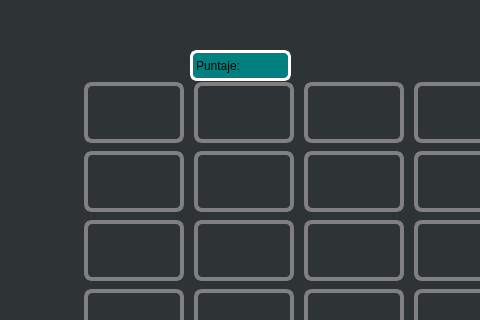
First picture: the form in JuegoMemoria/game.ui, repository LudwinRamosBriceno/Juego-de-Memoria, before the edit; both pictures show x 0 to 480 and y 0 to 320 of the 800 by 500 pixel window.
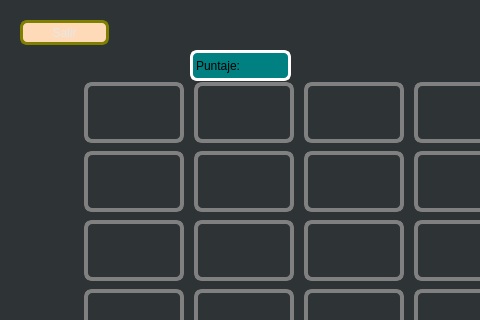
Second picture: the form after the edit. The open tabs and pages were chosen to show the change. Icons and pictures are not drawn.

Diff of the .ui file:
```diff
--- a/JuegoMemoria/game.ui
+++ b/JuegoMemoria/game.ui
@@ -1157,6 +1157,169 @@
        <set>Qt::AlignCenter</set>
       </property>
      </widget>
+     <widget class="QPushButton" name="buttonSalir">
+      <property name="geometry">
+       <rect>
+        <x>20</x>
+        <y>20</y>
+        <width>89</width>
+        <height>25</height>
+       </rect>
+      </property>
+      <property name="palette">
+       <palette>
+        <active>
+         <colorrole role="Button">
+          <brush brushstyle="SolidPattern">
+           <color alpha="255">
+            <red>255</red>
+            <green>218</green>
+            <blue>185</blue>
+           </color>
+          </brush>
+         </colorrole>
+         <colorrole role="Text">
+          <brush brushstyle="SolidPattern">
+           <color alpha="255">
+            <red>0</red>
+            <green>0</green>
+            <blue>0</blue>
+           </color>
+          </brush>
+         </colorrole>
+         <colorrole role="ButtonText">
+          <brush brushstyle="SolidPattern">
+           <color alpha="255">
+            <red>0</red>
+            <green>0</green>
+            <blue>0</blue>
+           </color>
+          </brush>
+         </colorrole>
+         <colorrole role="Base">
+          <brush brushstyle="SolidPattern">
+           <color alpha="255">
+            <red>255</red>
+            <green>218</green>
+            <blue>185</blue>
+           </color>
+          </brush>
+         </colorrole>
+         <colorrole role="Window">
+          <brush brushstyle="SolidPattern">
+           <color alpha="255">
+            <red>255</red>
+            <green>218</green>
+            <blue>185</blue>
+           </color>
+          </brush>
+         </colorrole>
+        </active>
+        <inactive>
+         <colorrole role="Button">
+          <brush brushstyle="SolidPattern">
+           <color alpha="255">
+            <red>35</red>
+            <green>35</green>
+            <blue>35</blue>
+           </color>
+          </brush>
+         </colorrole>
+         <colorrole role="Text">
+          <brush brushstyle="SolidPattern">
+           <color alpha="255">
+            <red>231</red>
+            <green>231</green>
+            <blue>231</blue>
+           </color>
+          </brush>
+         </colorrole>
+         <colorrole role="ButtonText">
+          <brush brushstyle="SolidPattern">
+           <color alpha="255">
+            <red>231</red>
+            <green>231</green>
+            <blue>231</blue>
+           </color>
+          </brush>
+         </colorrole>
+         <colorrole role="Base">
+          <brush brushstyle="SolidPattern">
+           <color alpha="255">
+            <red>51</red>
+            <green>51</green>
+            <blue>51</blue>
+           </color>
+          </brush>
+         </colorrole>
+         <colorrole role="Window">
+          <brush brushstyle="SolidPattern">
+           <color alpha="255">
+            <red>51</red>
+            <green>51</green>
+            <blue>51</blue>
+           </color>
+          </brush>
+         </colorrole>
+        </inactive>
+        <disabled>
+         <colorrole role="Button">
+          <brush brushstyle="SolidPattern">
+           <color alpha="255">
+            <red>255</red>
+            <green>218</green>
+            <blue>185</blue>
+           </color>
+          </brush>
+         </colorrole>
+         <colorrole role="Text">
+          <brush brushstyle="SolidPattern">
+           <color alpha="127">
+            <red>255</red>
+            <green>255</green>
+            <blue>255</blue>
+           </color>
+          </brush>
+         </colorrole>
+         <colorrole role="ButtonText">
+          <brush brushstyle="SolidPattern">
+           <color alpha="127">
+            <red>255</red>
+            <green>255</green>
+            <blue>255</blue>
+           </color>
+          </brush>
+         </colorrole>
+         <colorrole role="Base">
+          <brush brushstyle="SolidPattern">
+           <color alpha="255">
+            <red>255</red>
+            <green>218</green>
+            <blue>185</blue>
+           </color>
+          </brush>
+         </colorrole>
+         <colorrole role="Window">
+          <brush brushstyle="SolidPattern">
+           <color alpha="255">
+            <red>255</red>
+            <green>218</green>
+            <blue>185</blue>
+           </color>
+          </brush>
+         </colorrole>
+        </disabled>
+       </palette>
+      </property>
+      <property name="styleSheet">
+       <string notr="true">background: peachPuff;
+border: 3px solid olive; 
+border-radius: 7px;</string>
+      </property>
+      <property name="text">
+       <string>Salir</string>
+      </property>
+     </widget>
     </widget>
    </widget>
   </widget>
```
